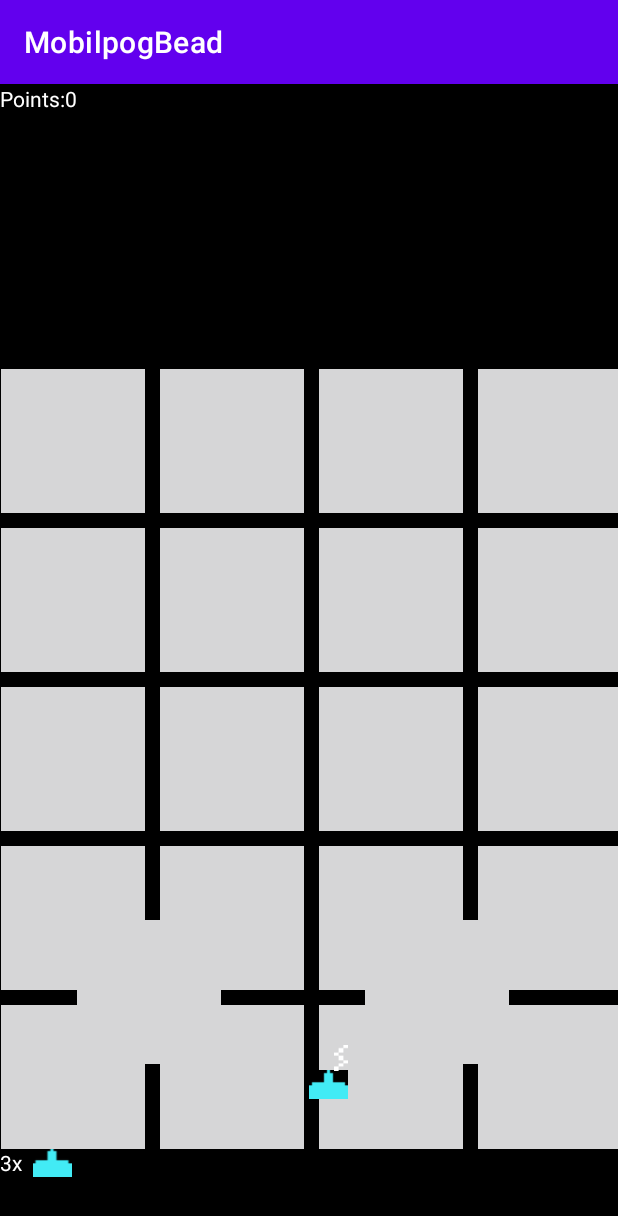
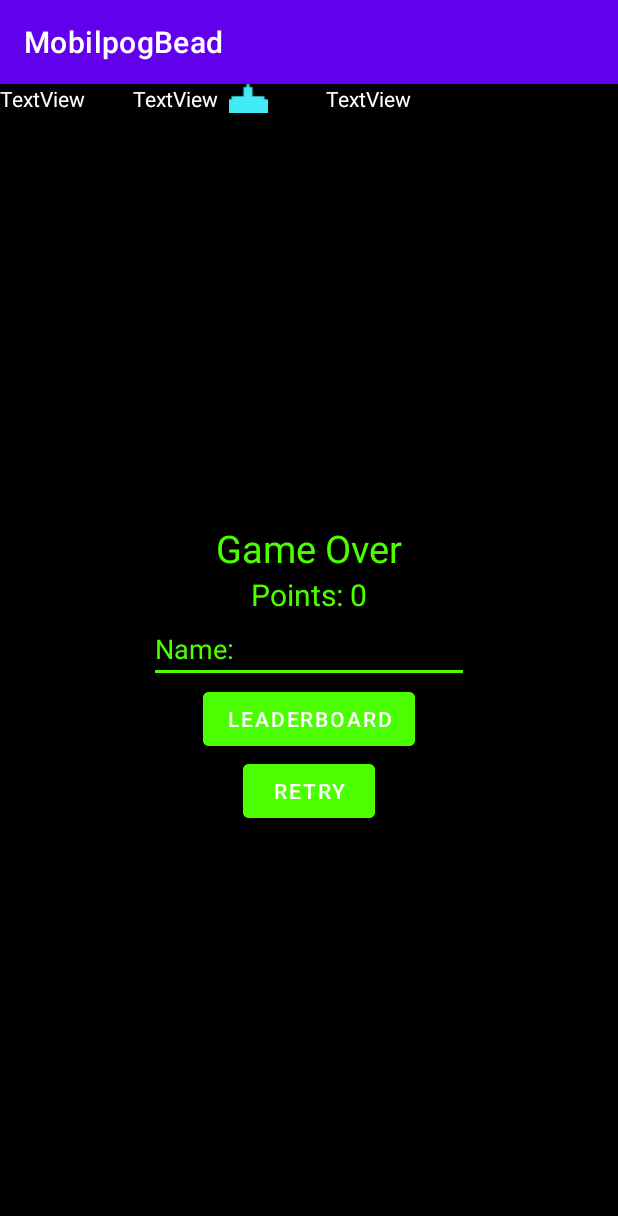
Before and after one commit to AdamBeer2000/MobilPog, an Android app: the screen it shows after launch (MainActivity), on a phone screen of 412 x 824 dp. Shown: the top 1216 px of the screen. Run offline under Robolectric (Android 15) with nearby library versions, the light colour scheme and no system bars.

Commit message:
GameOverScreen

```diff
--- a/app/src/main/java/com/mobilpogbead/MainActivity.kt
+++ b/app/src/main/java/com/mobilpogbead/MainActivity.kt
@@ -1,17 +1,22 @@
 package com.mobilpogbead
 
+import android.content.Intent
 import android.graphics.Bitmap
 import android.graphics.BitmapFactory
 import android.os.Build
 import androidx.appcompat.app.AppCompatActivity
 import android.os.Bundle
+import android.text.Layout
 import android.util.Log
 import android.view.View
 import android.view.ViewGroup
 import android.view.Window
 import android.view.WindowManager
+import android.widget.Button
 import android.widget.ImageView
+import android.widget.LinearLayout
 import android.widget.TextView
+import androidx.annotation.ContentView
 import androidx.annotation.RequiresApi
 import androidx.constraintlayout.widget.ConstraintSet
 import com.mobilpogbead.controller.Controller
@@ -32,7 +37,17 @@ class MainActivity : AppCompatActivity() {
     lateinit var MainLayout: ConstraintSet.Layout
     lateinit var pointCountTextView:TextView
     lateinit var lifeCount:TextView
+
+    lateinit var gameOverBtn: Button
+    lateinit var gameOverText: TextView
+    lateinit var gameOverRetryBtn: Button
+    lateinit var gameOverPoints: TextView
+
+    lateinit var highscoreTw: TextView
+    lateinit var gamerName: TextView
+
     val lock = ReentrantLock()
+
     private fun loadResources()
     {
         val entityFactory=SingletonEntityFactory.getInstance()
@@ -75,32 +90,87 @@ class MainActivity : AppCompatActivity() {
         entityFactory.addBitmap("Spaceship",sapceship)
     }
 
+    fun gameOver()
+    {
+        gameOverPoints.text="Points: ${controller.model.pointCounter}"
+        gameOverBtn.visibility=View.VISIBLE
+        gameOverText.visibility=View.VISIBLE
+        gameOverRetryBtn.visibility=View.VISIBLE
+        gameOverPoints.visibility=View.VISIBLE
+    }
+
+    fun nextEvent(v:View)
+    {
+        val name:String= gamerName.text as String
+        val points:Int=controller.model.pointCounter
+
+        //todo Adatbázis hozzáad
+        //todo Adatbázis átirányítás leaderboardra
+
+        //val i=Intent(this,Ac)
+        //startActivity(i)
+    }
+    fun retryEvent(v:View)
+    {
+        val name:String= gamerName.text as String
+        val points:Int=controller.model.pointCounter
+
+        //todo Adatbázis hozzáad
+
+        val i=Intent(this,MainActivity::class.java)
+        startActivity(i)
+    }
+
     @RequiresApi(Build.VERSION_CODES.R)
-    override fun onCreate(savedInstanceState: Bundle?)
-    {
+    override fun onCreate(savedInstanceState: Bundle?) {
+        super.onCreate(savedInstanceState)
         loadResources()
+
         requestWindowFeature(Window.FEATURE_NO_TITLE);
-        this.getWindow().setFlags(WindowManager.LayoutParams.FLAG_FULLSCREEN,WindowManager.LayoutParams.FLAG_FULLSCREEN);
-        this.getWindow().getDecorView().setSystemUiVisibility(View.SYSTEM_UI_FLAG_HIDE_NAVIGATION);
-
-        super.onCreate(savedInstanceState)
         setContentView(R.layout.activity_main)
 
-        pointCountTextView=findViewById(R.id.pointCountTextView)
-        lifeCount=findViewById(R.id.lifeCounter)
+        this.getWindow().setFlags(
+            WindowManager.LayoutParams.FLAG_FULLSCREEN,
+            WindowManager.LayoutParams.FLAG_FULLSCREEN
+        );
+        this.getWindow().getDecorView().setSystemUiVisibility(View.SYSTEM_UI_FLAG_HIDE_NAVIGATION)
 
-        controller=Controller(this,
-            Boundaries(0,windowManager.defaultDisplay.width,0,windowManager.defaultDisplay.height),
-            pointCountTextView,lifeCount,BitmapFactory.decodeResource(resources, R.drawable.boom1)
+
+
+        pointCountTextView = findViewById(R.id.pointCountTextView)
+        lifeCount = findViewById(R.id.lifeCounter)
+
+        controller = Controller(
+            this,
+            Boundaries(
+                0,
+                windowManager.defaultDisplay.width,
+                0,
+                windowManager.defaultDisplay.height
+            ),
+            pointCountTextView, lifeCount, BitmapFactory.decodeResource(resources, R.drawable.boom1)
         )
 
         controller.setUpSensor();
 
-        img= ImageView(this)
-        img.maxWidth=windowManager.defaultDisplay.width
-        img.maxHeight=windowManager.defaultDisplay.height
+        img = ImageView(this)
+        img.maxWidth = windowManager.defaultDisplay.width
+        img.maxHeight = windowManager.defaultDisplay.height
 
-        addContentView(img,ViewGroup.LayoutParams(img.maxWidth,img.maxHeight))
+        addContentView(img, ViewGroup.LayoutParams(img.maxWidth, img.maxHeight))
+
+        gameOverBtn=findViewById(R.id.buttonNext)
+        gameOverText=findViewById(R.id.textView2)
+
+        gameOverRetryBtn=findViewById(R.id.buttonRetry)
+        gameOverPoints=findViewById(R.id.gameOverPoints)
+        highscoreTw=findViewById(R.id.highscoreTw)
+        gamerName=findViewById(R.id.gamerName)
+
+        gameOverBtn.visibility=View.INVISIBLE
+        gameOverText.visibility=View.INVISIBLE
+        gameOverRetryBtn.visibility=View.INVISIBLE
+        gameOverPoints.visibility=View.INVISIBLE
 
         controller.view.bind(img)
 
@@ -118,6 +188,13 @@ class MainActivity : AppCompatActivity() {
                     Runnable {
                         Log.d("onstart","update")
                         try
+                        {
+                            if(controller.model.winCheckh()||controller.model.failCheckh())
+                            {
+                                gameOver()
+                                mTimer.purge()
+                            }
+                            else
                             {
                                 lock.lock()
                                 var progress= measureNanoTime {
@@ -141,6 +218,7 @@ class MainActivity : AppCompatActivity() {
                                 Log.d("Stat","update:$update nano")
                                 Log.d("Stat","checkHits:$checkHits nano")
                                 Log.d("Stat","cleanOutOfBounsObjects:$cleanObjects nano")
+                            }
                         }
                         catch (e:Exception)
                         {
--- a/app/src/main/java/com/mobilpogbead/entity/Player.kt
+++ b/app/src/main/java/com/mobilpogbead/entity/Player.kt
@@ -6,5 +6,5 @@ import java.util.ArrayList
 class Player(x: Int, y: Int, gfx: ArrayList<Bitmap>, hitbox:Array<BooleanArray>): Entity(x, y,gfx,hitbox)
 {
     override var speed: Int = 20
-    override var hp: Int = 3
+    override var hp: Int = 0
 }
--- a/app/src/main/java/com/mobilpogbead/model/Model.kt
+++ b/app/src/main/java/com/mobilpogbead/model/Model.kt
@@ -33,7 +33,7 @@ class Model(val boundaries:Boundaries)
     private fun initState()
     {
         var ref=entityFactory.createEntity<Bug>(0,0)
-        var shifty=1
+        var shifty=40
         for(i in 0 until 5)
         {
             var shiftx=1
@@ -71,7 +71,6 @@ class Model(val boundaries:Boundaries)
         initState()
     }
 
-
     fun enemyShoot()
     {
         if(enemyBullets.count()<=2&&!player.isDead())
@@ -101,6 +100,7 @@ class Model(val boundaries:Boundaries)
     {
         return enemys.size==0
     }
+
     fun failCheckh():Boolean
     {
         return player.isDead()
@@ -110,7 +110,7 @@ class Model(val boundaries:Boundaries)
     {
         if(abs(Random().nextInt()%100)>=99&&spaceship==null)
         {
-            spaceship=entityFactory.createEntity<Spaceship>(boundaries.xMax,0)as Spaceship
+            spaceship=entityFactory.createEntity<Spaceship>(boundaries.xMax,40)as Spaceship
             if(spaceship!=null)
             objects.add(spaceship as Spaceship)
         }
--- a/app/src/main/res/layout/activity_game.xml
+++ /dev/null
@@ -1,9 +0,0 @@
-<?xml version="1.0" encoding="utf-8"?>
-<androidx.constraintlayout.widget.ConstraintLayout xmlns:android="http://schemas.android.com/apk/res/android"
-    xmlns:app="http://schemas.android.com/apk/res-auto"
-    xmlns:tools="http://schemas.android.com/tools"
-    android:layout_width="match_parent"
-    android:layout_height="match_parent"
-    tools:context=".GameActivity">
-
-</androidx.constraintlayout.widget.ConstraintLayout>
--- a/app/src/main/res/layout/activity_main.xml
+++ b/app/src/main/res/layout/activity_main.xml
@@ -11,7 +11,14 @@
     <LinearLayout
         android:layout_width="match_parent"
         android:layout_height="match_parent"
-        android:orientation="vertical">
+        android:orientation="vertical"
+        app:layout_constraintEnd_toEndOf="parent">
+
+        <LinearLayout
+            android:layout_width="wrap_content"
+            android:layout_height="wrap_content"
+            android:gravity="top"
+            android:orientation="horizontal">
 
             <TextView
                 android:id="@+id/pointCountTextView"
@@ -20,21 +27,10 @@
                 android:text="TextView"
                 android:textColor="@color/white" />
 
-        <FrameLayout
-            android:id="@+id/MainLayout"
-            android:layout_width="wrap_content"
-            android:layout_height="wrap_content">
-
-        </FrameLayout>
-
             <Space
-            android:layout_width="432dp"
-            android:layout_height="690dp" />
-
-        <LinearLayout
-            android:layout_width="wrap_content"
-            android:layout_height="match_parent"
-            android:orientation="horizontal">
+                android:layout_width="32dp"
+                android:layout_height="19dp"
+                android:layout_weight="1" />
 
             <TextView
                 android:id="@+id/lifeCounter"
@@ -43,17 +39,86 @@
                 android:text="TextView"
                 android:textColor="@color/white" />
 
-            <Space
-                android:layout_width="wrap_content"
-                android:layout_height="wrap_content"
-                android:layout_weight="1" />
-
             <ImageView
                 android:id="@+id/imageView"
                 android:layout_width="40dp"
                 android:layout_height="wrap_content"
                 app:srcCompat="@drawable/player" />
+
+            <Space
+                android:layout_width="32dp"
+                android:layout_height="19dp"
+                android:layout_weight="1" />
+
+            <TextView
+                android:id="@+id/highscoreTw"
+                android:layout_width="wrap_content"
+                android:layout_height="wrap_content"
+                android:layout_weight="1"
+                android:text="TextView"
+                android:textColor="@color/white"
+                android:textColorLink="@color/white" />
         </LinearLayout>
+
+        <LinearLayout
+            android:id="@+id/gameOver"
+            android:layout_width="match_parent"
+            android:layout_height="match_parent"
+            android:background="#000000"
+            android:gravity="center"
+            android:orientation="vertical">
+
+            <TextView
+                android:id="@+id/textView2"
+                style="@style/Widget.AppCompat.TextView"
+                android:layout_width="wrap_content"
+                android:layout_height="wrap_content"
+                android:text="Game Over"
+                android:textColor="#4CFF00"
+                android:textSize="25sp" />
+
+            <TextView
+                android:id="@+id/gameOverPoints"
+                android:layout_width="wrap_content"
+                android:layout_height="wrap_content"
+                android:text="Points:9999"
+                android:textColor="#4CFF00"
+                android:textSize="20sp" />
+
+            <EditText
+                android:id="@+id/gamerName"
+                android:layout_width="wrap_content"
+                android:layout_height="wrap_content"
+                android:backgroundTint="#4CFF00"
+                android:ems="10"
+                android:inputType="textPersonName"
+                android:text="Name:"
+                android:textColor="#4CFF00" />
+
+            <Button
+                android:id="@+id/buttonNext"
+                android:layout_width="wrap_content"
+                android:layout_height="wrap_content"
+                android:backgroundTint="#4CFF00"
+                android:onClick="nextEvent"
+                android:text="LeaderBoard" />
+
+            <Button
+                android:id="@+id/buttonRetry"
+                android:layout_width="wrap_content"
+                android:layout_height="wrap_content"
+                android:backgroundTint="#4CFF00"
+                android:onClick="retryEvent"
+                android:text="Retry" />
+
+        </LinearLayout>
+
+        <FrameLayout
+            android:id="@+id/MainLayout"
+            android:layout_width="wrap_content"
+            android:layout_height="wrap_content">
+
+        </FrameLayout>
 
     </LinearLayout>
 
```
Lines whose indentation alone changed are shown as unchanged.
